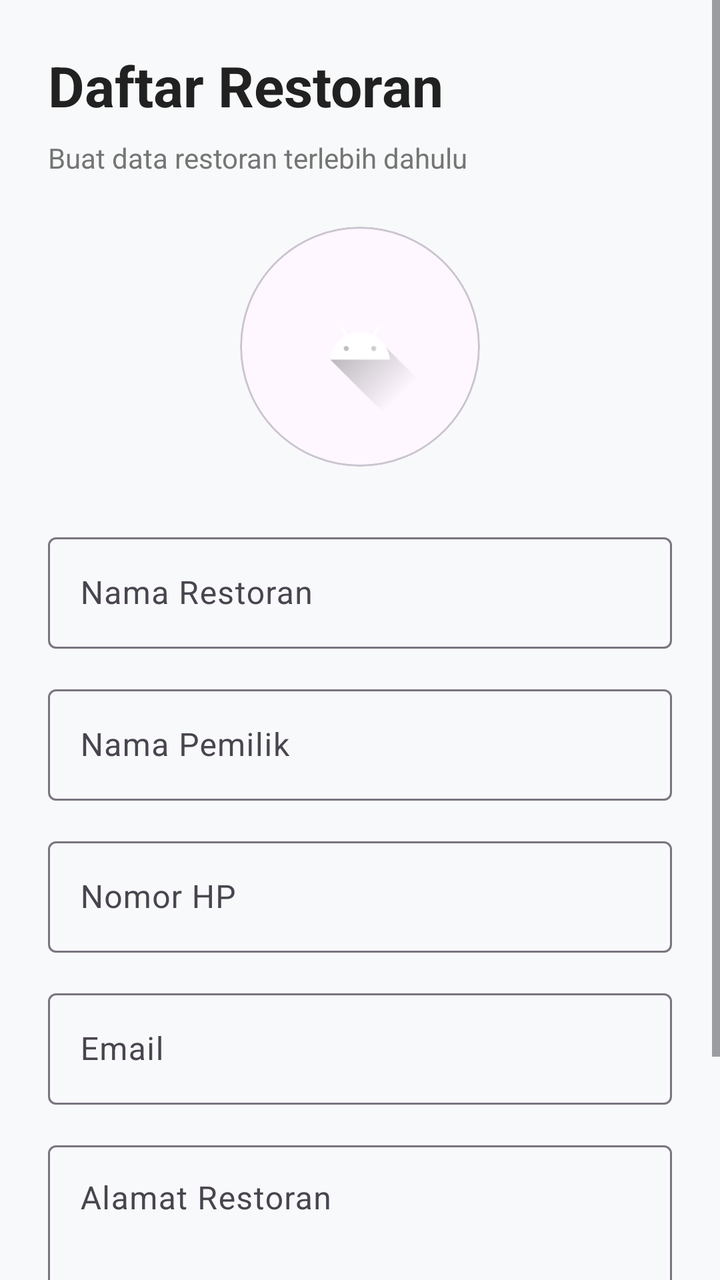
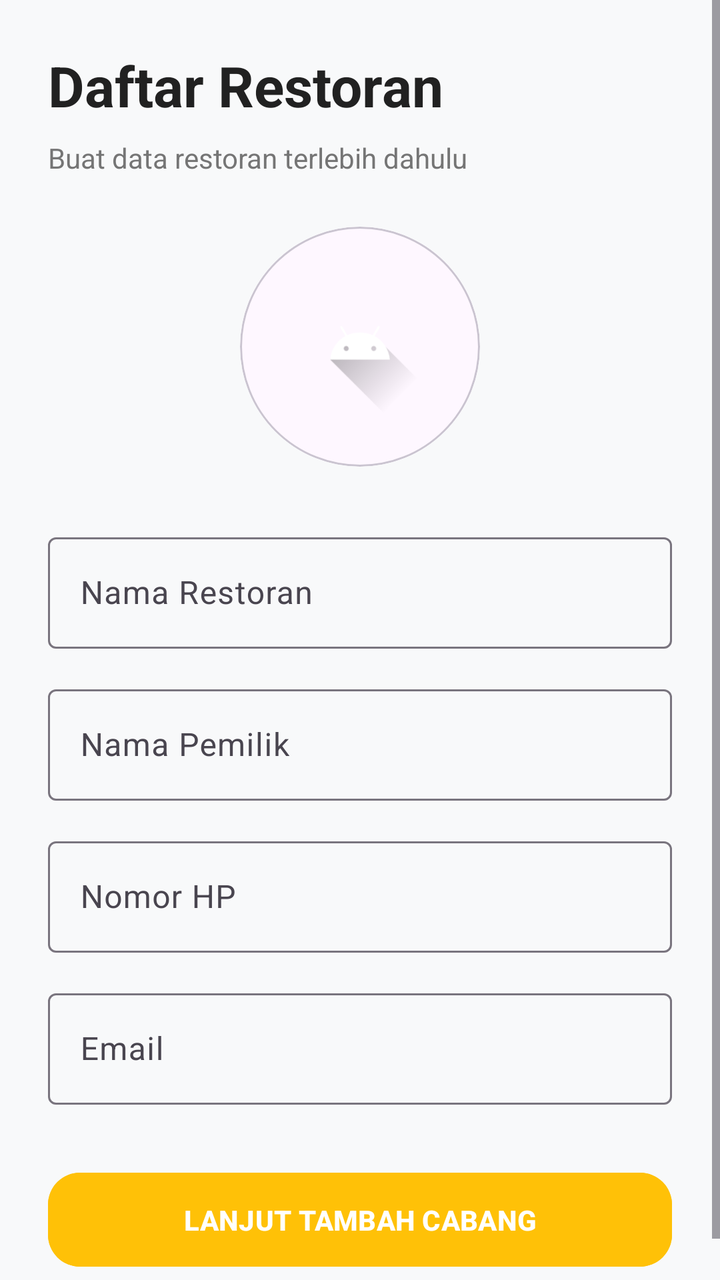

Two renders of the same Android screen: before a commit and after it. Below are the layout's source before the change and the commit's diff.
<!-- AndroidManifest.xml: application theme Theme.KasirAPP -->
<!-- res/layout/activity_register_restaurant.xml -->
<?xml version="1.0" encoding="utf-8"?>
<ScrollView
    xmlns:android="http://schemas.android.com/apk/res/android"
    xmlns:app="http://schemas.android.com/apk/res-auto"
    android:layout_width="match_parent"
    android:layout_height="match_parent"
    android:background="@color/background">

    <LinearLayout
        android:layout_width="match_parent"
        android:layout_height="wrap_content"
        android:orientation="vertical"
        android:padding="24dp">

        
        <TextView
            android:layout_width="wrap_content"
            android:layout_height="wrap_content"
            android:text="Daftar Restoran"
            android:textSize="28sp"
            android:textStyle="bold"
            android:textColor="@color/black"/>

        <TextView
            android:layout_width="wrap_content"
            android:layout_height="wrap_content"
            android:text="Buat data restoran terlebih dahulu"
            android:textColor="@color/gray"
            android:layout_marginTop="8dp"/>

        
        <com.google.android.material.card.MaterialCardView
            android:layout_width="120dp"
            android:layout_height="120dp"
            android:layout_gravity="center"
            android:layout_marginTop="25dp"
            app:cardCornerRadius="60dp">

            <ImageView
                android:id="@+id/imgLogo"
                android:layout_width="match_parent"
                android:layout_height="match_parent"
                android:padding="25dp"
                android:src="@drawable/ic_launcher_foreground"/>
        </com.google.android.material.card.MaterialCardView>

        <com.google.android.material.textfield.TextInputLayout
            android:layout_width="match_parent"
            android:layout_height="wrap_content"
            android:layout_marginTop="30dp"
            android:hint="Nama Restoran">

            <com.google.android.material.textfield.TextInputEditText
                android:id="@+id/edtNamaRestoran"
                android:layout_width="match_parent"
                android:layout_height="wrap_content"/>
        </com.google.android.material.textfield.TextInputLayout>

        <com.google.android.material.textfield.TextInputLayout
            android:layout_width="match_parent"
            android:layout_height="wrap_content"
            android:layout_marginTop="15dp"
            android:hint="Nama Pemilik">

            <com.google.android.material.textfield.TextInputEditText
                android:id="@+id/edtPemilik"
                android:layout_width="match_parent"
                android:layout_height="wrap_content"/>
        </com.google.android.material.textfield.TextInputLayout>

        <com.google.android.material.textfield.TextInputLayout
            android:layout_width="match_parent"
            android:layout_height="wrap_content"
            android:layout_marginTop="15dp"
            android:hint="Nomor HP">


            <com.google.android.material.textfield.TextInputEditText
                android:id="@+id/edtTelepon"
                android:inputType="phone"
                android:layout_width="match_parent"
                android:layout_height="wrap_content"/>
        </com.google.android.material.textfield.TextInputLayout>

        <com.google.android.material.textfield.TextInputLayout
            android:layout_width="match_parent"
            android:layout_height="wrap_content"
            android:layout_marginTop="15dp"
            android:hint="Email">


            <com.google.android.material.textfield.TextInputEditText
                android:id="@+id/edtEmail"
                android:inputType="textEmailAddress"
                android:layout_width="match_parent"
                android:layout_height="wrap_content"/>
        </com.google.android.material.textfield.TextInputLayout>

        <com.google.android.material.textfield.TextInputLayout
            android:layout_width="match_parent"
            android:layout_height="wrap_content"
            android:layout_marginTop="15dp"
            android:hint="Alamat Restoran">

            <com.google.android.material.textfield.TextInputEditText
                android:id="@+id/edtAlamat"
                android:minLines="3"
                android:gravity="top"
                android:layout_width="match_parent"
                android:layout_height="wrap_content"/>
        </com.google.android.material.textfield.TextInputLayout>

        <com.google.android.material.button.MaterialButton
            android:id="@+id/btnLanjutCabang"
            android:layout_width="match_parent"
            android:layout_height="55dp"
            android:layout_marginTop="30dp"
            android:text="LANJUT TAMBAH CABANG"
            android:textStyle="bold"
            app:cornerRadius="16dp"
            android:backgroundTint="@color/primary"/>

    </LinearLayout>
</ScrollView>
<!-- resources referenced by this layout -->
<resources>
  <color name="background">#F8F9FA</color>
  <color name="black">#212121</color>
  <color name="gray">#757575</color>
  <color name="primary">#FFC107</color>
  <!-- drawable ic_launcher_foreground (drawable) -->
  <vector xmlns:android="http://schemas.android.com/apk/res/android"
      xmlns:aapt="http://schemas.android.com/aapt"
      android:width="108dp"
      android:height="108dp"
      android:viewportWidth="108"
      android:viewportHeight="108">
      <path android:pathData="M31,63.928c0,0 6.4,-11 12.1,-13.1c7.2,-2.6 26,-1.4 26,-1.4l38.1,38.1L107,108.928l-32,-1L31,63.928z">
          <aapt:attr name="android:fillColor">
              <gradient
                  android:endX="85.84757"
                  android:endY="92.4963"
                  android:startX="42.9492"
                  android:startY="49.59793"
                  android:type="linear">
                  <item
                      android:color="#44000000"
                      android:offset="0.0" />
                  <item
                      android:color="#00000000"
                      android:offset="1.0" />
              </gradient>
          </aapt:attr>
      </path>
      <path
          android:fillColor="#FFFFFF"
          android:fillType="nonZero"
          android:pathData="M65.3,45.828l3.8,-6.6c0.2,-0.4 0.1,-0.9 -0.3,-1.1c-0.4,-0.2 -0.9,-0.1 -1.1,0.3l-3.9,6.7c-6.3,-2.8 -13.4,-2.8 -19.7,0l-3.9,-6.7c-0.2,-0.4 -0.7,-0.5 -1.1,-0.3C38.8,38.328 38.7,38.828 38.9,39.228l3.8,6.6C36.2,49.428 31.7,56.028 31,63.928h46C76.3,56.028 71.8,49.428 65.3,45.828zM43.4,57.328c-0.8,0 -1.5,-0.5 -1.8,-1.2c-0.3,-0.7 -0.1,-1.5 0.4,-2.1c0.5,-0.5 1.4,-0.7 2.1,-0.4c0.7,0.3 1.2,1 1.2,1.8C45.3,56.528 44.5,57.328 43.4,57.328L43.4,57.328zM64.6,57.328c-0.8,0 -1.5,-0.5 -1.8,-1.2s-0.1,-1.5 0.4,-2.1c0.5,-0.5 1.4,-0.7 2.1,-0.4c0.7,0.3 1.2,1 1.2,1.8C66.5,56.528 65.6,57.328 64.6,57.328L64.6,57.328z"
          android:strokeWidth="1"
          android:strokeColor="#00000000" />
  </vector>
  <style name="Theme.KasirAPP" parent="Base.Theme.KasirAPP" />
  <style name="Base.Theme.KasirAPP" parent="Theme.Material3.DayNight.NoActionBar">
          
          
      </style>
</resources>

<!-- the commit's change to res/layout/activity_register_restaurant.xml (unified diff, before → after) -->
@@ -96,19 +96,6 @@
                 android:layout_height="wrap_content"/>
         </com.google.android.material.textfield.TextInputLayout>
 
-        <com.google.android.material.textfield.TextInputLayout
-            android:layout_width="match_parent"
-            android:layout_height="wrap_content"
-            android:layout_marginTop="15dp"
-            android:hint="Alamat Restoran">
-
-            <com.google.android.material.textfield.TextInputEditText
-                android:id="@+id/edtAlamat"
-                android:minLines="3"
-                android:gravity="top"
-                android:layout_width="match_parent"
-                android:layout_height="wrap_content"/>
-        </com.google.android.material.textfield.TextInputLayout>
 
         <com.google.android.material.button.MaterialButton
             android:id="@+id/btnLanjutCabang"
